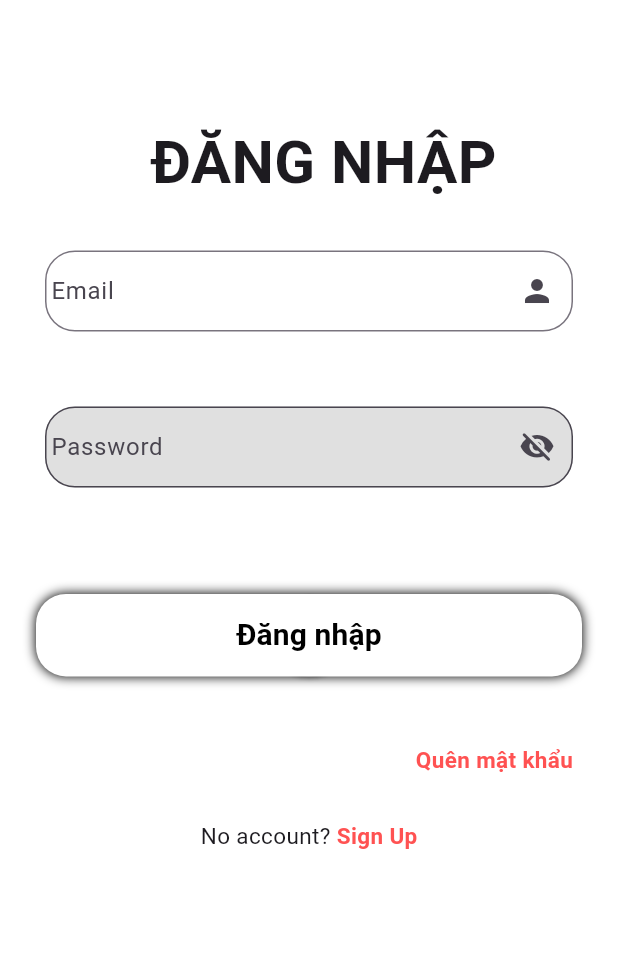
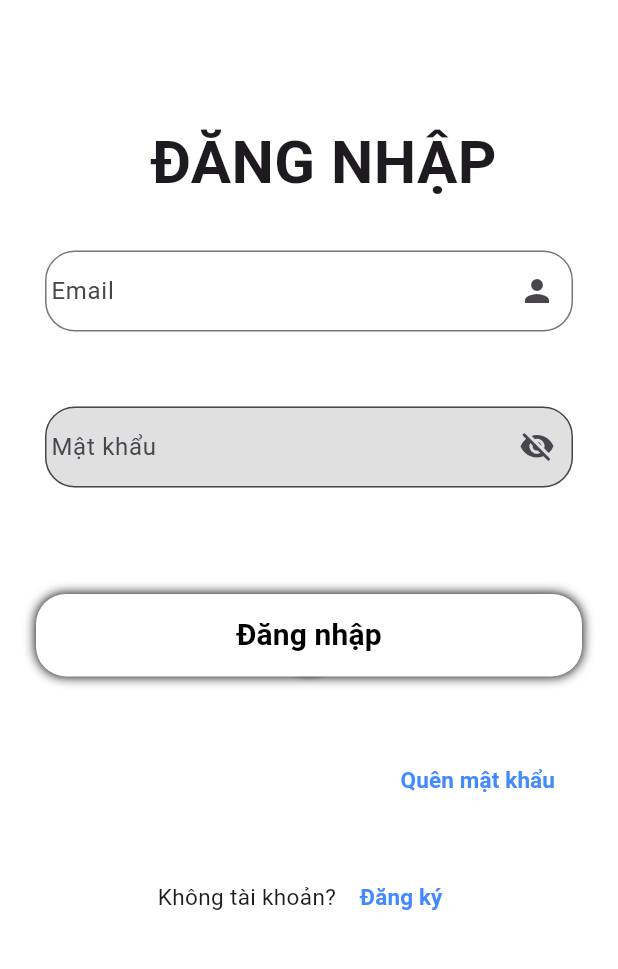
Before and after one commit to NhutLam2003/DoAnCuoiKy, a Flutter app: the SignIn screen opened directly, after a tap on "Đăng nhập", on a phone screen of 412 x 824 dp, the part 150-1119 px from its top. Run offline on Flutter 3.47's test engine with Material 3 defaults, Android fonts, the phone set to English and light mode, and no system bars; our stand-ins replace cloud_firestore, email_validator, firebase_auth, firebase_core, firebase_database; missing offline and left inert: dart:html; accounts and stored records are empty; network calls fail.

Commit message:
xong xu ly du lieu dang nhap dang ky

```diff
--- a/Do_An_Cuoi_Ky/do_an_cuoi_ky/lib/SignIn_SignUp_ChangePW/Dang_nhap.dart
+++ b/Do_An_Cuoi_Ky/do_an_cuoi_ky/lib/SignIn_SignUp_ChangePW/Dang_nhap.dart
@@ -1,37 +1,51 @@
-//import 'package:firebase_auth/firebase_auth.dart';
+import 'package:do_an_cuoi_ky/Thong_tin_Tai_khoan.dart';
+import 'package:firebase_auth/firebase_auth.dart';
 // import 'package:google_sign_in/google_sign_in.dart';
 import 'package:flutter/material.dart';
+import 'Dang_ky.dart';
+import 'Quen_mat_khau.dart';
 
 class SignIn extends StatefulWidget {
   const SignIn({super.key});
-  static String pass = "";
   @override
   State<SignIn> createState() => _SignInState();
 }
 
 class _SignInState extends State<SignIn> {
-  // Future<UserCredential> signInWithGoogle() async {
-  //   final GoogleSignInAccount? googleUser = await GoogleSignIn().signIn();
-  //   final GoogleSignInAuthentication? googleAuth =
-  //       await googleUser?.authentication;
-  //   final credential = GoogleAuthProvider.credential(
-  //     accessToken: googleAuth?.accessToken,
-  //     idToken: googleAuth?.idToken,
-  //   );
-  //   return await FirebaseAuth.instance.signInWithCredential(credential);
-  // }
-  final form_key = GlobalKey<FormState>();
-  String txt = "";
-  final email = TextEditingController();
-  final password = TextEditingController();
+  TextEditingController email = TextEditingController();
+  TextEditingController password = TextEditingController();
+  Future<void> signInWithEmailAndPassword(String email, String password) async {
+    try {
+      await FirebaseAuth.instance.signInWithEmailAndPassword(
+        email: email,
+        password: password,
+      );
+      Navigator.of(context).pushReplacement(
+        MaterialPageRoute(builder: (context) => TaiKhoan()),
+      );
+    } catch (e) {
+      print("Error during login: $e");
+    }
+  }
+
+  void _showSnackBar(String message) {
+    ScaffoldMessenger.of(context).showSnackBar(
+      SnackBar(
+        content: Text(message),
+        duration: Duration(seconds: 3),
+      ),
+    );
+  }
+
   bool obs = true;
   @override
   Widget build(BuildContext context) {
+    String txt = "";
+
     return SafeArea(
       child: Scaffold(
         backgroundColor: Colors.white,
         body: Form(
-          key: form_key,
           child: SingleChildScrollView(
             child: Column(
                 crossAxisAlignment: CrossAxisAlignment.center,
@@ -66,11 +80,11 @@ class _SignInState extends State<SignIn> {
                                 BorderRadius.all(Radius.circular(20))),
                         contentPadding: EdgeInsets.symmetric(vertical: 15.0),
                         labelText: 'Email',
-                        hintText: 'Enter email',
+                        hintText: 'Nhập email',
                       ),
                       validator: (value) {
                         if (value == "") {
-                          return "email is not empty";
+                          return "email không trống";
                         }
                         return null;
                       },
@@ -92,8 +106,8 @@ class _SignInState extends State<SignIn> {
                           border: OutlineInputBorder(
                               borderRadius:
                                   BorderRadius.all(Radius.circular(20))),
-                          labelText: 'Password',
-                          hintText: 'Enter password',
+                          labelText: 'Mật khẩu',
+                          hintText: 'Nhập mật khẩu',
                           suffixIcon: IconButton(
                             icon: obs
                                 ? const Icon(Icons.visibility_off_rounded)
@@ -106,7 +120,7 @@ class _SignInState extends State<SignIn> {
                           )),
                       validator: (value) {
                         if (value == "") {
-                          return "Password is not empty";
+                          return "Mật khẩu không trống";
                         }
                         return null;
                       },
@@ -131,34 +145,7 @@ class _SignInState extends State<SignIn> {
                     style:
                         ElevatedButton.styleFrom(shape: const CircleBorder()),
                     onPressed: () {
-                      // if (form_key.currentState!.validate()) {
-                      //   if (username.text == password.text) {
-                      //     Navigator.popUntil(context, (route) => route.isFirst);
-                      //     Navigator.pushNamed(context, '/home');
-                      //   } else {
-                      //     txt = "Sign In failed";
-                      //   }
-                      // }
-                      //   if (form_key.currentState != null &&
-                      //       form_key.currentState!.validate()) {
-                      //     try {
-                      //       FirebaseAuth.instance
-                      //           signInWithEmailAndPassword(
-                      //               email: email.text, password: password.text)
-                      //           .then((value) {
-                      //         SignIn.pass = password.text;
-                      //         Navigator.pushNamed(context, '/home');
-                      //       }).onError((error, stackTrace) {
-                      //         print("Error ${error.toString()}");
-                      //       });
-                      //     } catch (e) {
-                      //       print("Error");
-                      //     }
-                      //   } else {
-                      //     setState(() {
-                      //       txt = "Please fill in all the fields";
-                      //     });
-                      //   }
+                      signInWithEmailAndPassword(email.text, password.text);
                     },
                     child: Container(
                       decoration: BoxDecoration(
@@ -192,12 +179,16 @@ class _SignInState extends State<SignIn> {
                     child: Row(
                       mainAxisAlignment: MainAxisAlignment.end,
                       children: [
-                        InkWell(
-                            onTap: () {},
+                        TextButton(
+                            onPressed: () {
+                              Navigator.of(context).push(MaterialPageRoute(
+                                  builder: (context) =>
+                                      const ChangePassword()));
+                            },
                             child: const Text(
                               "Quên mật khẩu",
                               style: TextStyle(
-                                  color: Colors.redAccent,
+                                  color: Colors.blueAccent,
                                   fontSize: 15,
                                   fontWeight: FontWeight.bold),
                             )),
@@ -210,19 +201,18 @@ class _SignInState extends State<SignIn> {
                       mainAxisAlignment: MainAxisAlignment.center,
                       children: [
                         const Text(
-                          "No account? ",
+                          "Không tài khoản? ",
                           style: TextStyle(fontSize: 15),
                         ),
-                        InkWell(
-                          onTap: () {
-                            Navigator.popUntil(
-                                context, (route) => route.isFirst);
-                            Navigator.pushNamed(context, '/signup');
+                        TextButton(
+                          onPressed: () {
+                            Navigator.of(context).push(MaterialPageRoute(
+                                builder: (context) => const SignUp()));
                           },
                           child: const Text(
-                            "Sign Up",
+                            "Đăng ký",
                             style: TextStyle(
-                                color: Colors.redAccent,
+                                color: Colors.blueAccent,
                                 fontSize: 15,
                                 fontWeight: FontWeight.bold),
                           ),
```
Also changed, not shown: Do_An_Cuoi_Ky/do_an_cuoi_ky/lib/SignIn_SignUp_ChangePW/Dang_ky.dart (+42 -30 lines), Do_An_Cuoi_Ky/do_an_cuoi_ky/lib/Thong_tin_Tai_khoan.dart (+35 -28 lines), Do_An_Cuoi_Ky/do_an_cuoi_ky/lib/main.dart (+10 -4 lines), Do_An_Cuoi_Ky/do_an_cuoi_ky/pubspec.yaml (+8 -0 lines), Do_An_Cuoi_Ky/do_an_cuoi_ky/lib/firebase_options.dart (added), Do_An_Cuoi_Ky/do_an_cuoi_ky/pubspec.lock, 5 other files.
